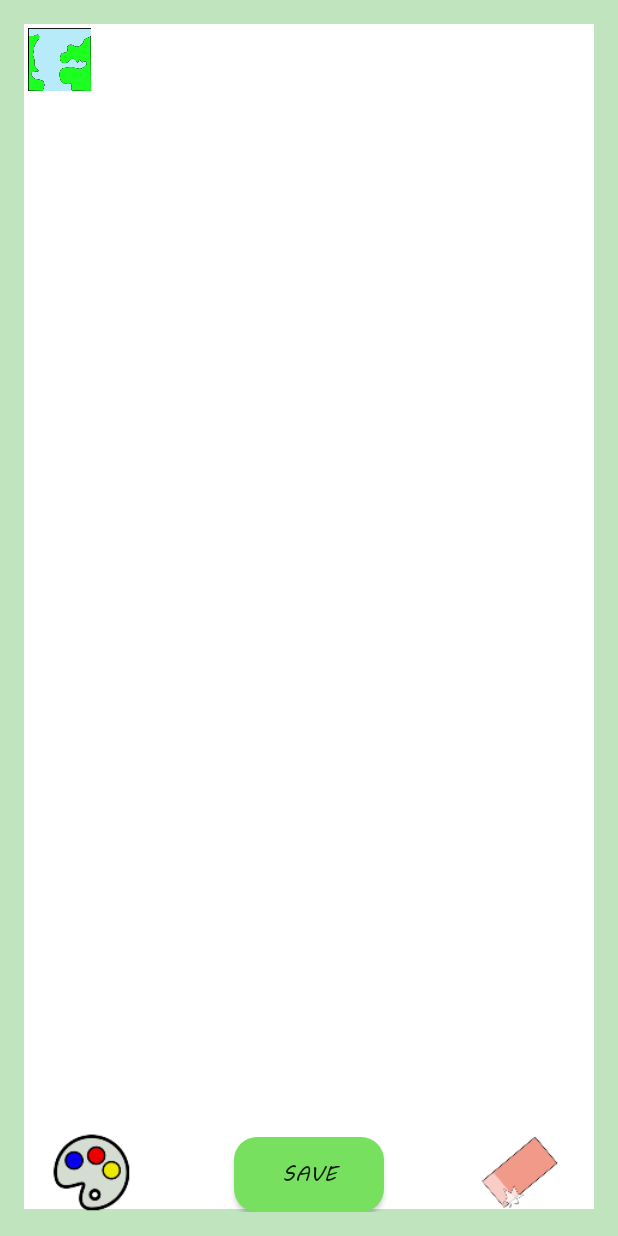
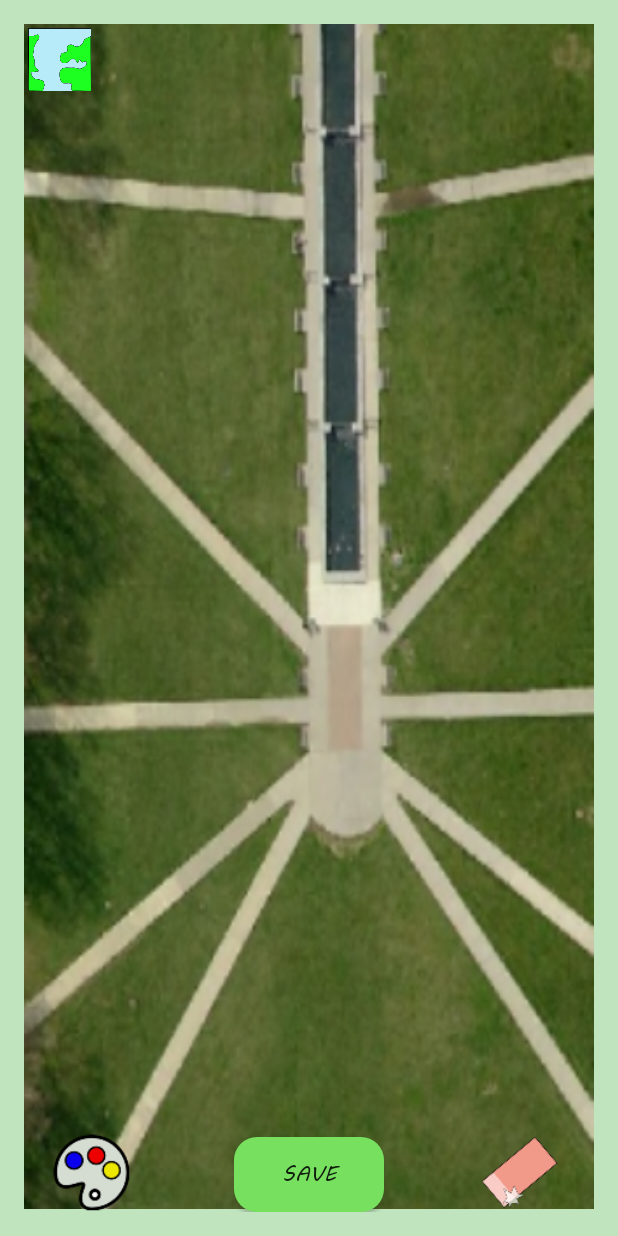
Before and after one commit to MREkstrom/FooTrace, an Android app: the NewDesign screen opened directly, with no data from a screen before it, after a tap on an icon or button, on a phone screen of 412 x 824 dp. Run offline under Robolectric (Android 15) with nearby library versions, the light colour scheme and no system bars.

Commit message:
Added map photos

```diff
--- a/app/src/main/java/com/example/michael/footrace/DesignView.java
+++ b/app/src/main/java/com/example/michael/footrace/DesignView.java
@@ -8,6 +8,7 @@ import android.graphics.Path;
 import android.util.AttributeSet;
 import android.view.MotionEvent;
 import android.view.View;
+import android.widget.RelativeLayout;
 
 public class DesignView extends View {
 
@@ -17,6 +18,7 @@ public class DesignView extends View {
     private float _endPointX = -1;
     private float _endPointY = -1;
     private UserTrace _usrTrc = new UserTrace();
+    private boolean drawMap = false;
 
     public DesignView(Context context) {
         super(context);
@@ -97,4 +99,16 @@ public class DesignView extends View {
         return true;
     }
 
+    public void toggleMap() {
+        drawMap = ! drawMap;
+        RelativeLayout rel = (RelativeLayout) findViewById(R.id.activity_new_design);
+        if (drawMap) {
+            this.setBackgroundResource(R.drawable.mapcropped);
+        } else {
+            this.setBackgroundColor(Color.WHITE);
+        }
+
+
+    }
+
 }
--- a/app/src/main/java/com/example/michael/footrace/NewDesign.java
+++ b/app/src/main/java/com/example/michael/footrace/NewDesign.java
@@ -238,8 +238,8 @@ public class NewDesign extends AppCompatActivity {
 
                 break;
             case R.id.mapToggleButton:
-                // TODO - add/remove map to DesignView background
-
+                // TODO - actually do a google map call
+                mDesignView.toggleMap();
                 break;
         }
     }
--- a/app/src/main/res/layout/activity_play_game.xml
+++ b/app/src/main/res/layout/activity_play_game.xml
@@ -9,12 +9,14 @@
     android:paddingLeft="@dimen/activity_horizontal_margin"
     android:paddingRight="@dimen/activity_horizontal_margin"
     android:paddingTop="@dimen/activity_vertical_margin"
+    android:background="@drawable/mapcropped"
     tools:context="com.example.michael.footrace.PlayGame">
 
     <com.example.michael.footrace.GameView
         android:id="@+id/gameView"
         android:layout_width="match_parent"
         android:layout_height="match_parent"
+        android:background="@android:color/transparent"
         />
 
     <Button
```
Also changed, not shown: app/src/main/res/drawable/mapcropped.png (added).
